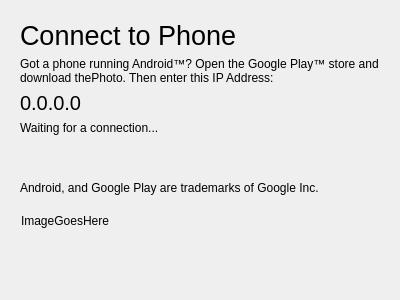
This is phonedialog.ui in theCheeseboard/thephoto as Qt 5 draws it before an edit. The edited form follows.
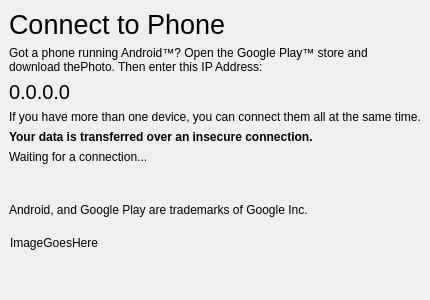
This is the edited form.

Commit message: Connect to phone feature updated

Diff of the .ui file:
```diff
--- a/phonedialog.ui
+++ b/phonedialog.ui
@@ -14,6 +14,18 @@
    <string>Dialog</string>
   </property>
   <layout class="QVBoxLayout" name="verticalLayout">
+   <property name="leftMargin">
+    <number>0</number>
+   </property>
+   <property name="topMargin">
+    <number>0</number>
+   </property>
+   <property name="rightMargin">
+    <number>0</number>
+   </property>
+   <property name="bottomMargin">
+    <number>0</number>
+   </property>
    <item>
     <widget class="QFrame" name="connectionFrame">
      <property name="frameShape">
@@ -57,6 +69,26 @@
         </property>
        </widget>
       </item>
+      <item>
+       <widget class="QLabel" name="label">
+        <property name="text">
+         <string>If you have more than one device, you can connect them all at the same time.</string>
+        </property>
+       </widget>
+      </item>
+      <item>
+       <widget class="QLabel" name="label_2">
+        <property name="font">
+         <font>
+          <weight>75</weight>
+          <bold>true</bold>
+         </font>
+        </property>
+        <property name="text">
+         <string>Your data is transferred over an insecure connection.</string>
+        </property>
+       </widget>
+      </item>
       <item>
        <widget class="QLabel" name="connectionStatus">
         <property name="text">
@@ -103,7 +135,7 @@
        <rect>
         <x>0</x>
         <y>0</y>
-        <width>382</width>
+        <width>400</width>
         <height>68</height>
        </rect>
       </property>
@@ -112,7 +144,7 @@
         <rect>
          <x>10</x>
          <y>0</y>
-         <width>121</width>
+         <width>381</width>
          <height>21</height>
         </rect>
        </property>
```
The commit also changes 6 other files.
